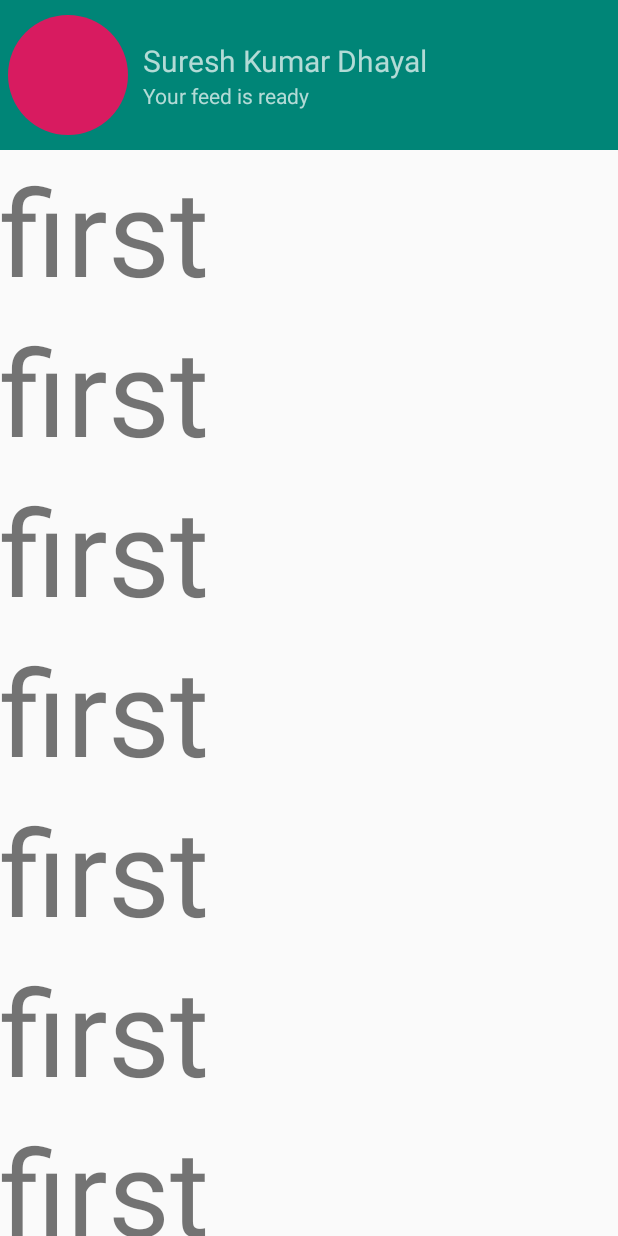
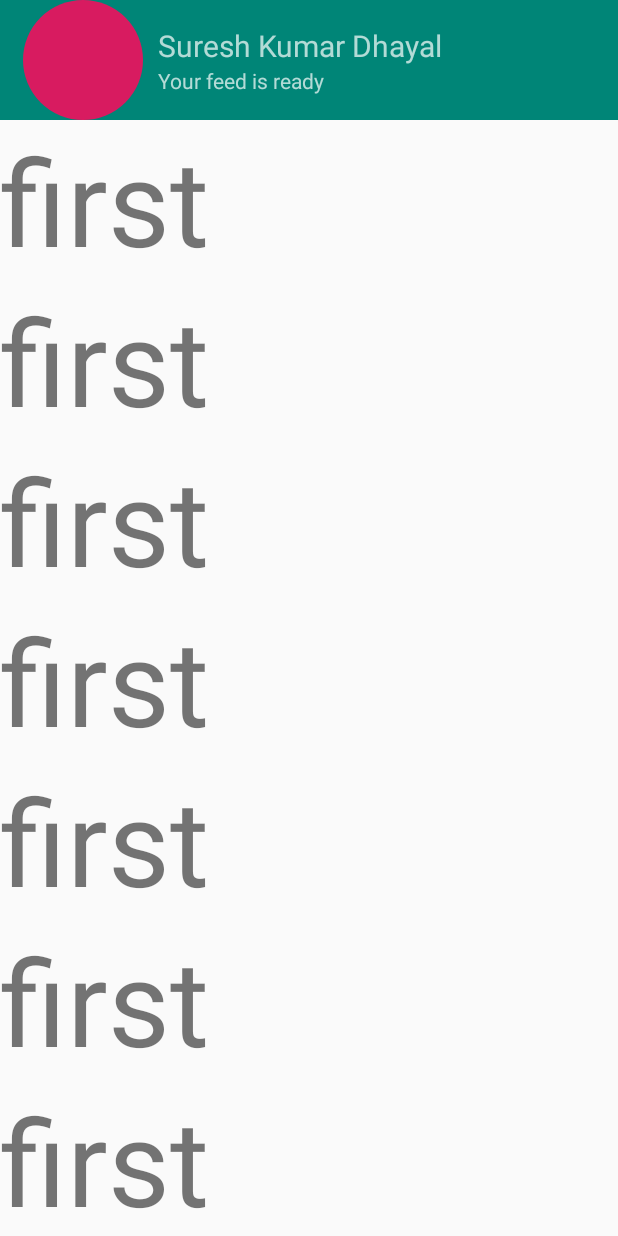
Before and after one commit to skd060/GyanAppAssignment, an Android app: the screen it shows after launch (MainActivity), on a phone screen of 412 x 824 dp. Run offline under Robolectric (Android 15) with nearby library versions, the phone set to English and light mode, and no system bars.

Commit message:
Update activity_main.xml

```diff
--- a/GyanApp/app/src/main/res/layout/activity_main.xml
+++ b/GyanApp/app/src/main/res/layout/activity_main.xml
@@ -22,17 +22,17 @@
             app:contentScrim="?attr/colorPrimary"
             app:expandedTitleMarginStart="48dp"
             app:expandedTitleMarginEnd="64dp"
-            android:minHeight="100dp"
+            android:minHeight="80dp"
             android:fitsSystemWindows="true">
             <LinearLayout
                 android:id="@+id/firsLL"
                 android:layout_width="match_parent"
-                android:layout_height="100dp"
+                android:layout_height="80dp"
                 android:orientation="horizontal">
                 <ImageView
                     android:layout_width="wrap_content"
                     android:layout_height="wrap_content"
-                    android:layout_marginLeft="5dp"
+                    android:layout_marginLeft="15dp"
                     android:src="@drawable/circle"
                     android:layout_gravity="center"/>
                 <LinearLayout
@@ -58,19 +58,20 @@
                 android:id="@+id/toolbar"
                 android:layout_width="match_parent"
                 android:layout_height="?attr/actionBarSize"
+
                 app:popupTheme="@style/ThemeOverlay.AppCompat.Light"
                 app:layout_collapseMode="pin">
                 <RelativeLayout
                     android:layout_width="match_parent"
                     android:layout_height="wrap_content"
                     android:orientation="horizontal">
+
                     <ImageView
                         android:id="@+id/profile"
                         android:layout_width="wrap_content"
                         android:layout_height="wrap_content"
-                        android:src="@drawable/circle"
                         android:layout_gravity="center"
-                        />
+                        android:src="@drawable/circle" />
                     <TextView
                         android:layout_width="wrap_content"
                         android:layout_height="wrap_content"
```
